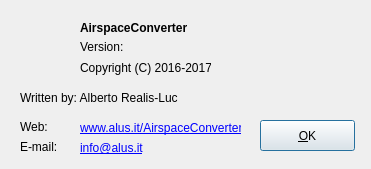
First picture: the form in AirspaceConverterQt/aboutdialog.ui, repository alus-it/AirspaceConverter, before the edit.
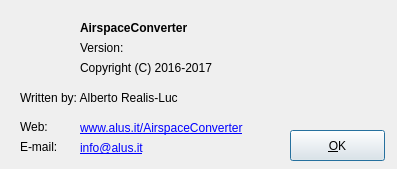
Second picture: the form after the edit.

Commit message: Just a couple of fixes...

Patch:
```diff
--- a/AirspaceConverterQt/aboutdialog.ui
+++ b/AirspaceConverterQt/aboutdialog.ui
@@ -6,7 +6,7 @@
    <rect>
     <x>0</x>
     <y>0</y>
-    <width>371</width>
+    <width>397</width>
     <height>169</height>
    </rect>
   </property>
@@ -18,13 +18,13 @@
   </property>
   <property name="minimumSize">
    <size>
-    <width>371</width>
+    <width>397</width>
     <height>169</height>
    </size>
   </property>
   <property name="maximumSize">
    <size>
-    <width>371</width>
+    <width>397</width>
     <height>169</height>
    </size>
   </property>
@@ -40,8 +40,8 @@
   <widget class="QPushButton" name="OKpushButton">
    <property name="geometry">
     <rect>
-     <x>260</x>
-     <y>120</y>
+     <x>290</x>
+     <y>130</y>
      <width>95</width>
      <height>31</height>
     </rect>
@@ -55,7 +55,7 @@
     <rect>
      <x>80</x>
      <y>20</y>
-     <width>121</width>
+     <width>161</width>
      <height>16</height>
     </rect>
    </property>
@@ -74,8 +74,8 @@
     <rect>
      <x>80</x>
      <y>40</y>
-     <width>47</width>
-     <height>13</height>
+     <width>61</width>
+     <height>16</height>
     </rect>
    </property>
    <property name="text">
@@ -87,7 +87,7 @@
     <rect>
      <x>80</x>
      <y>60</y>
-     <width>131</width>
+     <width>171</width>
      <height>16</height>
     </rect>
    </property>
@@ -124,10 +124,10 @@
   <widget class="QLabel" name="versionLabel">
    <property name="geometry">
     <rect>
-     <x>140</x>
+     <x>160</x>
      <y>40</y>
-     <width>47</width>
-     <height>13</height>
+     <width>81</width>
+     <height>16</height>
     </rect>
    </property>
    <property name="text">
@@ -152,7 +152,7 @@
     <rect>
      <x>80</x>
      <y>120</y>
-     <width>161</width>
+     <width>201</width>
      <height>16</height>
     </rect>
    </property>
@@ -174,7 +174,7 @@
     <rect>
      <x>80</x>
      <y>140</y>
-     <width>161</width>
+     <width>201</width>
      <height>16</height>
     </rect>
    </property>
```
The commit also changes 1 other file.
